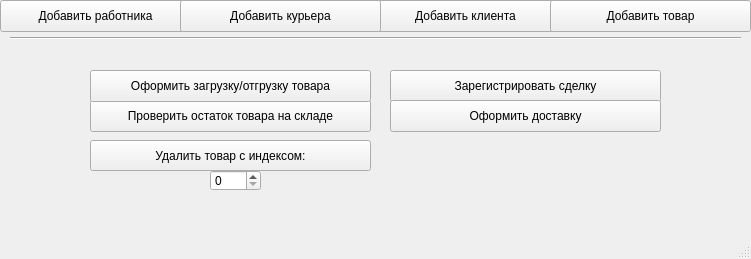
Before: the Qt Designer form main_screen.ui in FIIckSesh/MRP, drawn with Qt 5.
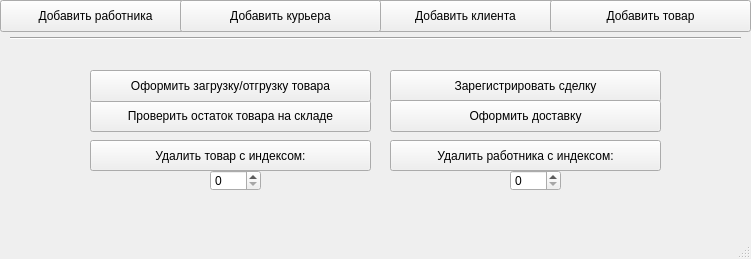
After: the same form once the commit is applied.

What changed in the file:
```diff
--- a/main_screen.ui
+++ b/main_screen.ui
@@ -154,6 +154,29 @@
      </rect>
     </property>
    </widget>
+   <widget class="QSpinBox" name="workerIndex">
+    <property name="geometry">
+     <rect>
+      <x>510</x>
+      <y>170</y>
+      <width>51</width>
+      <height>21</height>
+     </rect>
+    </property>
+   </widget>
+   <widget class="QPushButton" name="removeWorkerBtn">
+    <property name="geometry">
+     <rect>
+      <x>390</x>
+      <y>140</y>
+      <width>271</width>
+      <height>31</height>
+     </rect>
+    </property>
+    <property name="text">
+     <string>Удалить работника с индексом:</string>
+    </property>
+   </widget>
   </widget>
   <widget class="QMenuBar" name="menubar">
    <property name="geometry">
```
